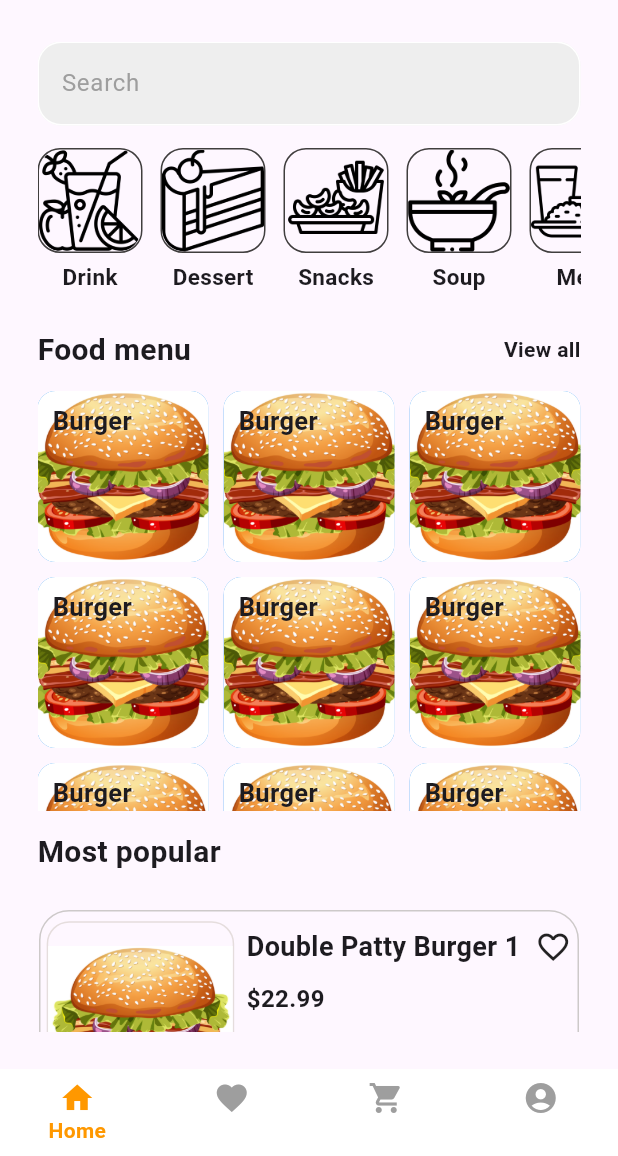
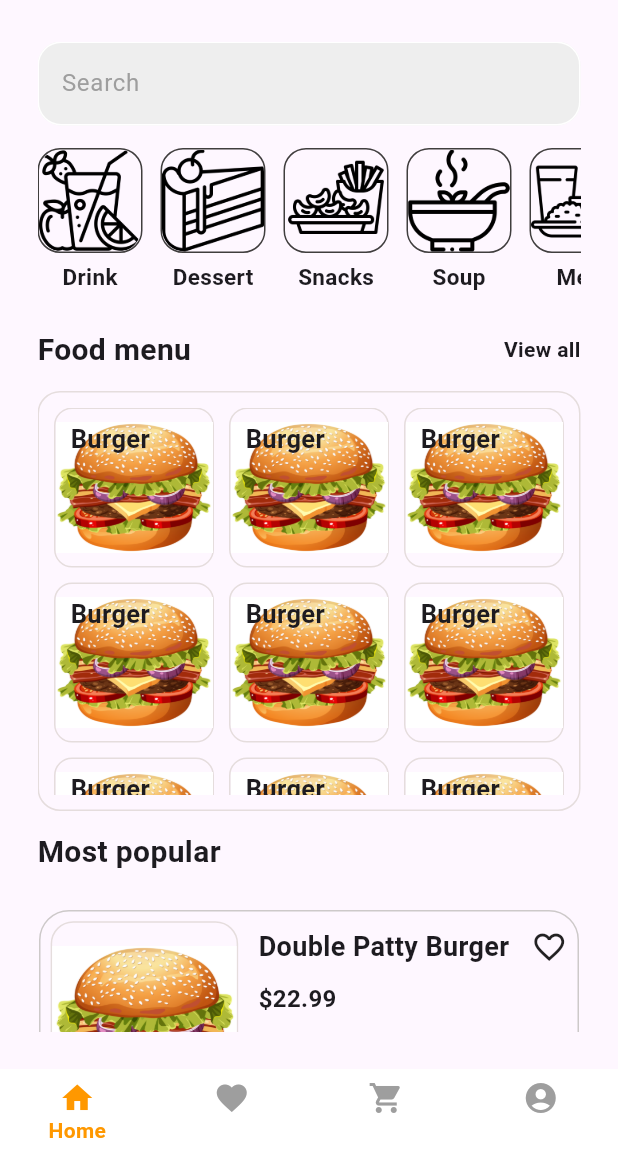
Before and after one commit to Shahanad-p/foody_buddy, a Flutter app: the screen it shows after launch, on a phone screen of 412 x 824 dp, the part 80-1236 px from its top. Run offline on Flutter 3.47's test engine with Material 3 defaults, Android fonts, the phone set to English and light mode, and no system bars.

Commit message:
done some changes

```diff
--- a/lib/view/home.dart
+++ b/lib/view/home.dart
@@ -1,6 +1,6 @@
 import 'package:flutter/material.dart';
 import 'package:foody_buddy/widgets/category_container.dart';
-import 'package:foody_buddy/widgets/food_menu_sizedbox.dart';
+import 'package:foody_buddy/widgets/food_menu_container.dart';
 import 'package:foody_buddy/widgets/most_popular_container.dart';
 
 class HomeScreen extends StatefulWidget {
@@ -121,7 +121,7 @@ class _HomeScreenState extends State<HomeScreen> {
                 ],
               ),
               SizedBox(height: 13),
-              FoodMenuSizedBox(),
+              FoodMenuContainer(),
               SizedBox(height: 13),
               Row(
                 mainAxisAlignment: MainAxisAlignment.spaceBetween,
--- a/lib/view/login_screen.dart
+++ b/lib/view/login_screen.dart
@@ -1,7 +1,7 @@
 import 'package:flutter/material.dart';
 import 'package:foody_buddy/view/mobile_verification.dart';
 import 'package:foody_buddy/view/register_screen.dart';
-import 'package:foody_buddy/widgets/button.dart';
+import 'package:foody_buddy/view/button.dart';
 import 'package:foody_buddy/widgets/image_path.dart';
 import 'package:foody_buddy/widgets/textfields.dart';
 
--- a/lib/view/mobile_verification.dart
+++ b/lib/view/mobile_verification.dart
@@ -1,6 +1,6 @@
 import 'package:flutter/material.dart';
 import 'package:foody_buddy/view/otp_screen.dart';
-import 'package:foody_buddy/widgets/button.dart';
+import 'package:foody_buddy/view/button.dart';
 
 class MobileVerification extends StatefulWidget {
   const MobileVerification({super.key});
--- a/lib/view/otp_screen.dart
+++ b/lib/view/otp_screen.dart
@@ -1,5 +1,5 @@
 import 'package:flutter/material.dart';
-import 'package:foody_buddy/widgets/button.dart';
+import 'package:foody_buddy/view/button.dart';
 
 class OtpScreen extends StatefulWidget {
   const OtpScreen({super.key});
--- a/lib/view/register_screen.dart
+++ b/lib/view/register_screen.dart
@@ -1,5 +1,5 @@
 import 'package:flutter/material.dart';
-import 'package:foody_buddy/widgets/button.dart';
+import 'package:foody_buddy/view/button.dart';
 import 'package:foody_buddy/widgets/textfields.dart';
 
 class RegisterScreen extends StatefulWidget {
--- a/lib/widgets/category_container.dart
+++ b/lib/widgets/category_container.dart
@@ -24,7 +24,7 @@ class MyCategoryContainer extends StatelessWidget {
             borderRadius: BorderRadius.circular(15),
             child: Image.asset(
               image,
-              fit: BoxFit.cover,
+              fit: BoxFit.contain,
             ),
           ),
         ),
--- /dev/null
+++ b/lib/widgets/food_menu_container.dart
@@ -0,0 +1,53 @@
+import 'package:flutter/material.dart';
+
+class FoodMenuContainer extends StatelessWidget {
+  const FoodMenuContainer({super.key});
+
+  @override
+  Widget build(BuildContext context) {
+    return Container(
+      padding: EdgeInsets.all(10),
+      height: 280,
+      decoration: BoxDecoration(
+          border: Border.all(color: Color.fromARGB(255, 229, 221, 221)),
+          borderRadius: BorderRadius.circular(15)),
+      child: GridView.builder(
+        gridDelegate: SliverGridDelegateWithFixedCrossAxisCount(
+          crossAxisCount: 3,
+          crossAxisSpacing: 10,
+          mainAxisSpacing: 10,
+        ),
+        itemCount: 30,
+        itemBuilder: (context, index) {
+          return Container(
+            decoration: BoxDecoration(
+              border: Border.all(color: Color.fromARGB(255, 229, 221, 221)),
+              borderRadius: BorderRadius.circular(12),
+            ),
+            child: Stack(
+              children: [
+                Positioned.fill(
+                  child: Image.asset(
+                    'assets/j6i5_gaq9_230518.jpg',
+                    fit: BoxFit.contain,
+                  ),
+                ),
+                Positioned(
+                  left: 10,
+                  top: 8,
+                  child: Text(
+                    'Burger',
+                    style: TextStyle(
+                      fontWeight: FontWeight.bold,
+                      fontSize: 17,
+                    ),
+                  ),
+                ),
+              ],
+            ),
+          );
+        },
+      ),
+    );
+  }
+}
--- a/lib/widgets/food_menu_sizedbox.dart
+++ /dev/null
@@ -1,48 +0,0 @@
-import 'package:flutter/material.dart';
-
-class FoodMenuSizedBox extends StatelessWidget {
-  const FoodMenuSizedBox({super.key});
-
-  @override
-  Widget build(BuildContext context) {
-    return SizedBox(
-      height: 280,
-      // color: Colors.amber,
-      child: GridView.builder(
-        gridDelegate: SliverGridDelegateWithFixedCrossAxisCount(
-          crossAxisCount: 3,
-          crossAxisSpacing: 10,
-          mainAxisSpacing: 10,
-        ),
-        itemCount: 30,
-        itemBuilder: (context, index) {
-          return ClipRRect(
-            borderRadius: BorderRadius.circular(12),
-            child: Container(
-              color: Colors.blue,
-              child: Stack(
-                children: [
-                  Positioned.fill(
-                    child: Image.asset(
-                      'assets/j6i5_gaq9_230518.jpg',
-                      fit: BoxFit.cover,
-                    ),
-                  ),
-                  Positioned(
-                    left: 10,
-                    top: 8,
-                    child: Text(
-                      'Burger',
-                      style:
-                          TextStyle(fontWeight: FontWeight.bold, fontSize: 17),
-                    ),
-                  ),
-                ],
-              ),
-            ),
-          );
-        },
-      ),
-    );
-  }
-}
--- a/lib/widgets/most_popular_container.dart
+++ b/lib/widgets/most_popular_container.dart
@@ -40,7 +40,7 @@ class MostPopularContainerWidget extends StatelessWidget {
               Row(
                 children: [
                   Text(
-                    'Double Patty Burger ${index + 1}',
+                    'Double Patty Burger ',
                     style: TextStyle(fontWeight: FontWeight.bold, fontSize: 18),
                   ),
                   SizedBox(width: 10),
@@ -61,7 +61,7 @@ class MostPopularContainerWidget extends StatelessWidget {
                     '⭐⭐⭐⭐⭐ 4.7',
                     style: TextStyle(fontWeight: FontWeight.bold, fontSize: 16),
                   ),
-                  SizedBox(width: 40),
+                  SizedBox(width: 50),
                   Icon(Icons.add_box)
                 ],
               ),
```
Also changed, not shown: lib/view/button.dart (renamed from lib/widgets/button.dart).
